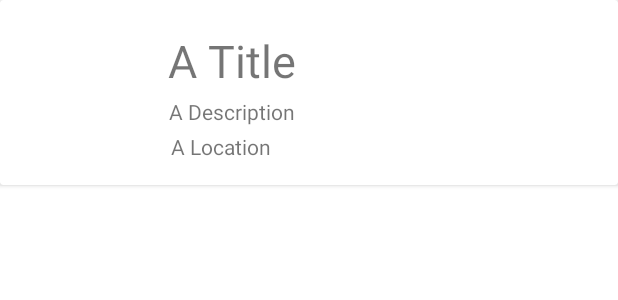
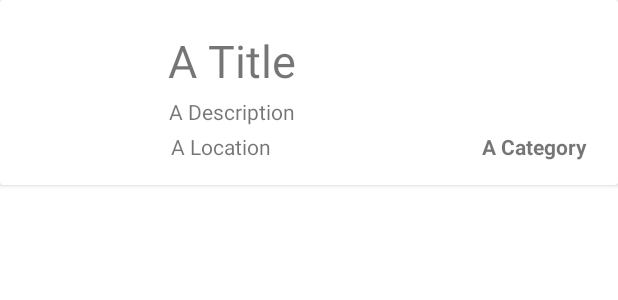
Before and after one commit to owen-od/Travelmark_v2, an Android app: the layout card_travelmark.xml on its own in the app's theme, with its tools: preview values and no code run, on a phone screen of 412 x 824 dp. Shown: the top 300 px of the screen. Run offline under Robolectric (Android 15) with nearby library versions, the light colour scheme and no system bars.

Commit message:
Add travelmark category to model, activity and card

```diff
--- a/app/src/main/java/ie/wit/travelmark/adapters/TravelmarkAdapter.kt
+++ b/app/src/main/java/ie/wit/travelmark/adapters/TravelmarkAdapter.kt
@@ -37,6 +37,7 @@ class TravelmarkAdapter constructor(private var travelmarks: List<TravelmarkMode
             binding.travelmarkTitle.text = travelmark.title
             binding.travelmarkDescription.text = travelmark.description
             Picasso.get().load(travelmark.image).resize(250,250).into(binding.imageIcon)
+            binding.travelmarkCategory.text = travelmark.category
             binding.root.setOnClickListener { listener.onTravelmarkClick(travelmark) }
         }
     }
--- a/app/src/main/java/ie/wit/travelmark/models/TravelmarkMemStore.kt
+++ b/app/src/main/java/ie/wit/travelmark/models/TravelmarkMemStore.kt
@@ -29,6 +29,7 @@ class TravelmarkMemStore: TravelmarkStore {
             foundTravelmark. description = travelmark.description
             foundTravelmark.location = travelmark.location
             foundTravelmark.image = travelmark.image
+            foundTravelmark.category = travelmark.category
             logAll()
         }
     }
--- a/app/src/main/java/ie/wit/travelmark/models/TravelmarkModel.kt
+++ b/app/src/main/java/ie/wit/travelmark/models/TravelmarkModel.kt
@@ -10,4 +10,5 @@ data class TravelmarkModel(
     var image: Uri = Uri.EMPTY,
     var location: String = "",
     var title: String = "",
+    var category: String = "N/A",
     var description: String = "") : Parcelable
--- a/app/src/main/res/layout/activity_travelmark.xml
+++ b/app/src/main/res/layout/activity_travelmark.xml
@@ -109,7 +109,7 @@
                     android:textAppearance="?android:attr/textAppearanceMedium" />
 
                 <RadioGroup
-                    android:id="@+id/travelmark_category"
+                    android:id="@+id/travelmarkCategory"
                     android:layout_width="match_parent"
                     android:layout_height="wrap_content"
                     android:layout_marginStart="8dp"
--- a/app/src/main/res/layout/card_travelmark.xml
+++ b/app/src/main/res/layout/card_travelmark.xml
@@ -63,5 +63,18 @@
             app:layout_constraintTop_toBottomOf="@id/travelmarkDescription"
             tools:text="A Location" />
 
+        <TextView
+            android:id="@+id/travelmarkCategory"
+            android:layout_width="wrap_content"
+            android:layout_height="wrap_content"
+            android:layout_marginTop="4dp"
+            android:layout_marginEnd="4dp"
+            android:textAlignment="viewStart"
+            android:textStyle="bold"
+            app:layout_constraintEnd_toEndOf="parent"
+            app:layout_constraintRight_toRightOf="@id/travelmarkLocation"
+            app:layout_constraintTop_toBottomOf="@id/travelmarkDescription"
+            tools:text="A Category" />
+
     </androidx.constraintlayout.widget.ConstraintLayout>
 </androidx.cardview.widget.CardView>
```
Also changed, not shown: app/src/main/java/ie/wit/travelmark/activities/TravelmarkActivity.kt (+8 -0 lines).
